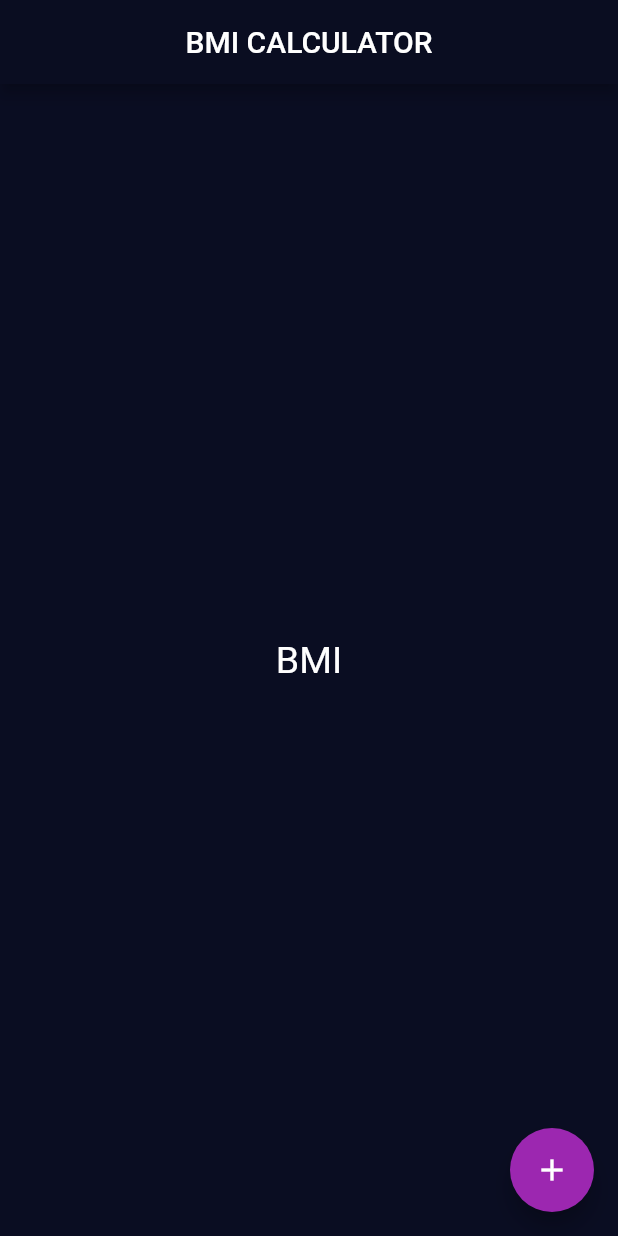
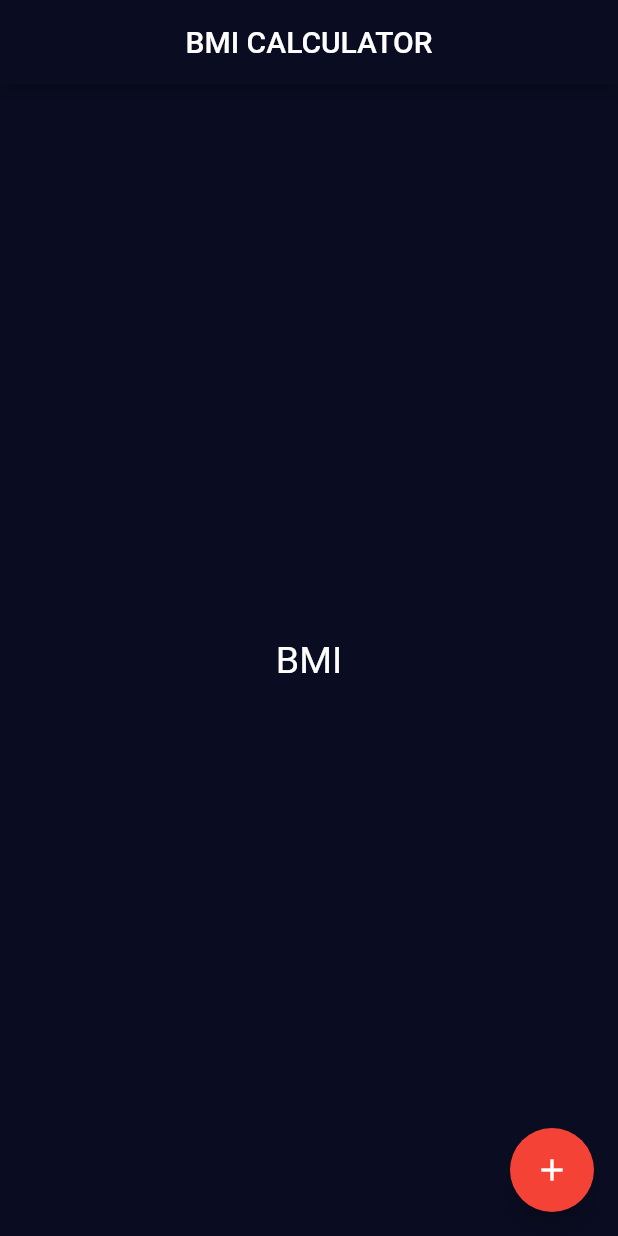
Before and after one commit to Arunachalam0007/SHA-FLUTTER, a Flutter app: the screen it shows after launch, on a phone screen of 412 x 824 dp. Run offline on Flutter 3.47's test engine with Material 2 defaults, Android fonts, the phone set to English and light mode, and no system bars; our stand-ins replace audioplayers, rflutter_alert.

Commit message:
BMI: copyWith and apply Theme for specific widget

```diff
--- a/Basics/bmi_calculator_flutter/lib/main.dart
+++ b/Basics/bmi_calculator_flutter/lib/main.dart
@@ -11,15 +11,9 @@ class BMICalculator extends StatelessWidget {
   Widget build(BuildContext context) {
     return MaterialApp(
       home: InputPage(),
-      theme: ThemeData(
+      theme: ThemeData.dark().copyWith(
         primaryColor: Color(0xFF0A0D21),
         scaffoldBackgroundColor: Color(0xFF0A0D22),
-        accentColor: Colors.purple,
-        textTheme: TextTheme(
-          body1: TextStyle(
-            color: Colors.white,
-          ),
-        ),
       ),
     );
   }
@@ -49,9 +43,14 @@ class _InputPageState extends State<InputPage> {
           ),
         ),
       ),
-      floatingActionButton: FloatingActionButton(
-        child: Icon(
-          Icons.add,
+      floatingActionButton: Theme(
+        data: ThemeData(
+          accentColor: Colors.red,
+        ),
+        child: FloatingActionButton(
+          child: Icon(
+            Icons.add,
+          ),
         ),
       ),
     );
```
Also changed, not shown: Basics/bmi_calculator_flutter/bmi calculator app images/BMI ThemeData Material widget  (copywith).PNG (added).
